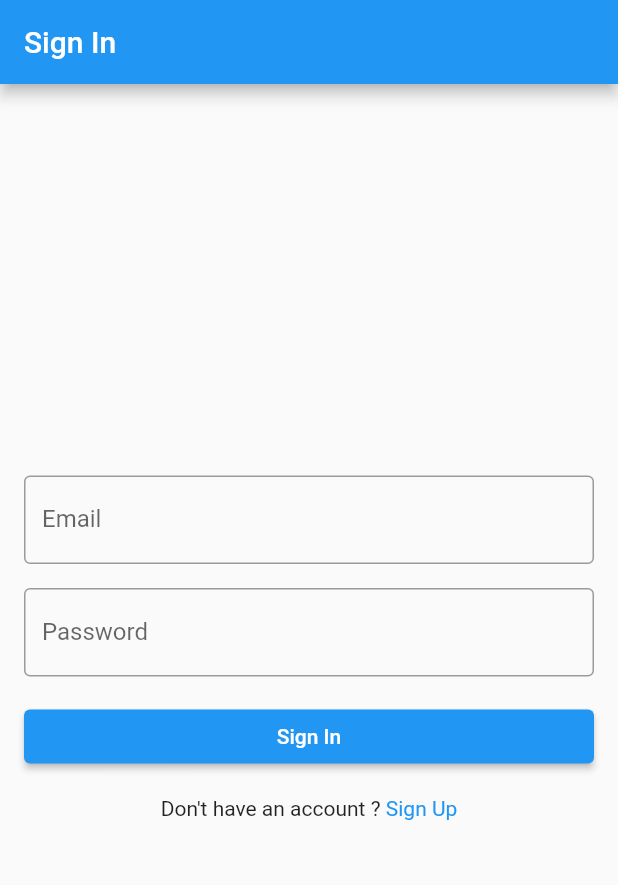
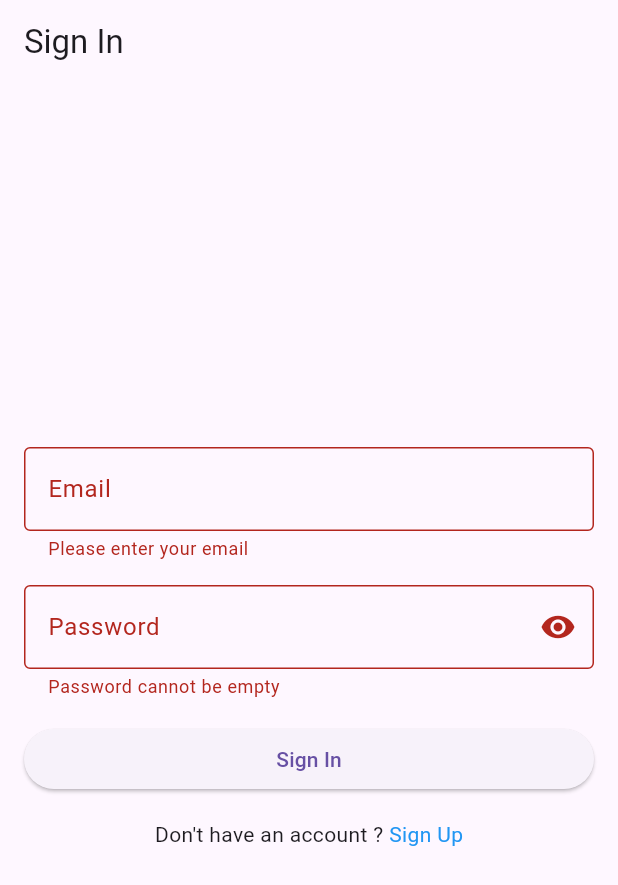
Before and after one commit to hemantjamdev/chat, a Flutter app: the screen it shows after launch, after a tap on "Sign In", on a phone screen of 412 x 824 dp. Shown: the top 885 px of the screen. Run offline on Flutter 3.47's test engine with Material 2 defaults, Android fonts, the phone set to English and light mode, and no system bars; our stand-ins replace cloud_firestore, firebase_auth, firebase_core, firebase_storage, fluttertoast, image_cropper and 1 more; accounts and stored records are empty.

Commit message:
data uplaod

```diff
--- a/lib/main.dart
+++ b/lib/main.dart
@@ -1,3 +1,4 @@
+import 'package:chat/provider/complete_profile_provider.dart';
 import 'package:chat/provider/signin_provider.dart';
 import 'package:chat/provider/signup_provider.dart';
 import 'package:chat/routes.dart';
@@ -19,16 +20,17 @@ class ChatApp extends StatelessWidget {
     return MultiProvider(
       providers: [
         ChangeNotifierProvider<SignInProvider>(
-          create: (context) => SignInProvider(),
-        ),
+            create: (context) => SignInProvider()),
         ChangeNotifierProvider<SignUpProvider>(
-          create: (context) => SignUpProvider(),
-        ),
+            create: (context) => SignUpProvider()),
+        ChangeNotifierProvider<CompleteProfileProvider>(
+            create: (context) => CompleteProfileProvider()),
       ],
       child: MaterialApp(
         debugShowCheckedModeBanner: false,
-        theme: ThemeData(useMaterial3: false,primaryColor: Color(0xFF075E54),
-          accentColor: Color(0xFF25D366),),
+        theme: ThemeData(
+          useMaterial3: true,
+        ),
         onGenerateRoute: Routes.onGenerateRoute,
       ),
     );
--- a/lib/page/sign_in.dart
+++ b/lib/page/sign_in.dart
@@ -10,66 +10,99 @@ class SignInPage extends StatefulWidget {
 }
 
 class SignInPageState extends State<SignInPage> {
-  final SignInProvider sProvider = SignInProvider();
+  final _formKey = GlobalKey<FormState>();
+
+  @override
+  void initState() {
+    super.initState();
+  }
 
   @override
   void dispose() {
-    sProvider.emailController.dispose();
-    sProvider.passwordController.dispose();
-    sProvider.emailFocus.dispose();
-    sProvider.passFocus.dispose();
     super.dispose();
   }
 
   @override
   Widget build(BuildContext context) {
     return Scaffold(
-      appBar: AppBar(
-        title: const Text('Sign In'),
-      ),
+      appBar: AppBar(title: const Text('Sign In')),
       body: SafeArea(
         child: Padding(
           padding: const EdgeInsets.all(16.0),
-          child: Consumer<SignInProvider>(builder: (context, sProvider, child) {
-            return Column(
+          child: Consumer<SignInProvider>(builder: (context, provider, child) {
+            return Form(
+              key: _formKey,
+              child: Column(
                 mainAxisAlignment: MainAxisAlignment.center,
                 crossAxisAlignment: CrossAxisAlignment.stretch,
                 children: [
-                TextField(
-                  focusNode: sProvider.emailFocus,
-                  controller: sProvider.emailController,
+                  TextFormField(
+                    validator: (value) {
+                      if (value!.isEmpty) {
+                        return 'Please enter your email';
+                      }
+                      const pattern = r'^[\w-\.]+@([\w-]+\.)+[\w-]{2,4}$';
+                      final regExp = RegExp(pattern);
+                      if (!regExp.hasMatch(value)) {
+                        return 'Please enter a valid email address';
+                      }
+                      return null;
+                    },
+                    //  focusNode: provider.emailFocus,
+                    controller: provider.emailController,
                     decoration: const InputDecoration(
                       labelText: 'Email',
                       border: OutlineInputBorder(),
                     ),
-                  onSubmitted: (String email) {
-                    FocusScope.of(context).requestFocus(sProvider.passFocus);
+                    onFieldSubmitted: (String email) {
+                      FocusScope.of(context).requestFocus(provider.passFocus);
                     },
                     textInputAction: TextInputAction.next,
                     keyboardType: TextInputType.emailAddress,
                   ),
                   const SizedBox(height: 16.0),
-                TextField(
-                  focusNode: sProvider.passFocus,
-                  controller: sProvider.passwordController,
-                 // obscureText: true,
-                  decoration: const InputDecoration(
+                  TextFormField(
+                    obscureText: provider.obSecure,
+                    focusNode: provider.passFocus,
+                    controller: provider.passwordController,
+                    validator: (value) {
+                      if (value!.isEmpty) {
+                        return 'Password cannot be empty';
+                      } else if (value.length < 8) {
+                        return 'Password must be at least 8 characters long';
+                      }
+                      return null; // return null if the input is valid
+                    },
+                    decoration: InputDecoration(
                         labelText: 'Password',
-                    border: OutlineInputBorder(),
-                  ),
+                        border: const OutlineInputBorder(),
+                        suffixIcon: IconButton(
+                            onPressed: () {
+                              provider.changeObSecure();
+                            },
+                            icon: Icon(provider.obSecure
+                                ? Icons.visibility
+                                : Icons.visibility_off))),
                     textInputAction: TextInputAction.done,
-                  onSubmitted: (String email){
-                    sProvider.signIn(context: context);
+                    onFieldSubmitted: (String email) {
+                      FocusScope.of(context).unfocus();
                     },
                   ),
                   const SizedBox(height: 16.0),
                   ElevatedButton(
                     onPressed: () {
-                   sProvider.signIn(context: context);
+                      if (_formKey.currentState!.validate()) {
+                        provider.signIn(context: context).then((value) {
+                          if (value!) {
+                            Navigator.pushNamed(context, '/chat_home_page',
+                                arguments: provider.userModel);
+                          }
+                        });
+                      }
                     },
-                  child: sProvider.isLoading
-                      ? SizedBox(child: CircularProgressIndicator())
-                      : Text('Sign In'),
+                    child: provider.isLoading
+                        ? const SizedBox(child: CircularProgressIndicator())
+                        : const Text('Sign In'),
                   ),
                   Padding(
                     padding: const EdgeInsets.symmetric(vertical: 16),
@@ -88,6 +121,7 @@ class SignInPageState extends State<SignInPage> {
                     ),
                   )
                 ],
+              ),
             );
           }),
         ),
--- a/lib/provider/signin_provider.dart
+++ b/lib/provider/signin_provider.dart
@@ -1,4 +1,5 @@
 import 'package:chat/model/user.dart';
+import 'package:cloud_firestore/cloud_firestore.dart';
 import 'package:firebase_auth/firebase_auth.dart';
 import 'package:flutter/material.dart';
 import 'package:fluttertoast/fluttertoast.dart';
@@ -6,40 +7,58 @@ import 'package:fluttertoast/fluttertoast.dart';
 class SignInProvider extends ChangeNotifier {
   final TextEditingController emailController = TextEditingController();
   final TextEditingController passwordController = TextEditingController();
-  final FocusNode emailFocus = FocusNode();
+
   final FocusNode passFocus = FocusNode();
   bool isLoading = false;
+  bool obSecure = true;
+  UserModel userModel = UserModel();
 
-  signIn(
-      {
-      required BuildContext context}) async {
+  void changeObSecure() {
+    obSecure = !obSecure;
+    notifyListeners();
+  }
 
-    if (emailController.text.isNotEmpty &&
-        passwordController.text.isNotEmpty) {
+  void loading(bool load) {
+    isLoading = load;
+    notifyListeners();
+  }
 
+  Future<bool?> signIn({required BuildContext context}) async {
+    FocusScope.of(context).unfocus();
+    loading(true);
+    if (emailController.text.isNotEmpty && passwordController.text.isNotEmpty) {
+      UserCredential? credential;
 
+      try {
+        credential = await FirebaseAuth.instance.signInWithEmailAndPassword(
+            email: emailController.text, password: passwordController.text);
 
+        Fluttertoast.showToast(msg: 'Sign In successful');
 
+        DocumentSnapshot userData = await FirebaseFirestore.instance
+            .collection("users")
+            .doc(credential.user!.uid)
+            .get();
+        DocumentSnapshot snap = userData;
 
-   // UserCredential? credential;
-    isLoading = true;
-    try {
-       await FirebaseAuth.instance
-          .signInWithEmailAndPassword(email: emailController.text, password: passwordController.text)
-          .then((value) {
-        if (value.user != null) {
-          //UserModel.fromMap(value.user as Map<String, dynamic>);
-          Navigator.pushNamed(context, '/chat_list');
-          print("${UserModel().uid.toString()}-----------------");
-          print("${UserModel().name.toString()}-----------------");
-        }
-        return null;
-      });
-    } on FirebaseAuthException catch (e) {
-      print("this is pass${passwordController.text}-----------------");
-      Fluttertoast.showToast(msg: e.code);
+        userModel = UserModel.fromMap(snap.data() as Map<String, dynamic>);
+        loading(false);
+        return true;
+      } on FirebaseAuthException catch (e) {
+        Fluttertoast.showToast(msg: e.code);
+        loading(false);
+        return false;
+      }
     }
-    isLoading = false;
-    notifyListeners();
-  }}
+    loading(false);
+    return false;
+  }
+
+  @override
+  void dispose() {
+    emailController.dispose();
+    passwordController.dispose();
+    passFocus.dispose();
+    super.dispose();
+  }
 }
--- a/lib/routes.dart
+++ b/lib/routes.dart
@@ -1,4 +1,5 @@
-import 'package:chat/page/chat_page.dart';
+import 'package:chat/model/user.dart';
+import 'package:chat/page/chat_home_page.dart';
 import 'package:chat/page/chat_room.dart';
 import 'package:chat/page/complete_profile.dart';
 import 'package:chat/page/error_page.dart';
@@ -21,11 +22,14 @@ class Routes {
         return MaterialPageRoute(builder: (context) => const SignInPage());
       case '/complete_profile':
         return MaterialPageRoute(
-            builder: (context) => const CompleteProfilePage());
+            builder: (context) => CompleteProfilePage(
+                userModel: settings.arguments as UserModel));
       case '/chat_room':
         return MaterialPageRoute(builder: (context) => const ChatRoomPage());
-      case '/chat_list':
-        return MaterialPageRoute(builder: (context) => const ChatPage());
+      case '/chat_home_page':
+        return MaterialPageRoute(
+            builder: (context) =>
+                ChatHomePage(userModel: settings.arguments as UserModel));
       default:
         return MaterialPageRoute(builder: (context) => const ErrorPage());
     }
--- a/pubspec.yaml
+++ b/pubspec.yaml
@@ -45,6 +45,7 @@ dependencies:
   image_picker: 0.8.4
   intl: ^0.18.0
   firebase_auth: ^4.2.2
+  image_cropper: 3.0.0
 
 dev_dependencies:
   change_app_package_name: ^1.1.0
@@ -71,7 +72,7 @@ flutter:
 
   # To add assets to your application, add an assets section, like this:
   assets:
-     - assets/
+    - assets/
   #   - images/a_dot_ham.jpeg
 
   # An image asset can refer to one or more resolution-specific "variants", see
```
Also changed, not shown: lib/page/chat_home_page.dart (renamed from lib/page/chat_page.dart, +11 -9 lines), lib/page/complete_profile.dart (+57 -78 lines), lib/page/sign_up.dart (+89 -52 lines), lib/provider/complete_profile_provider.dart (added, +126 -0 lines), lib/provider/signup_provider.dart (+72 -25 lines), pubspec.lock, 1 other file. Lines whose indentation alone changed are shown as unchanged.
